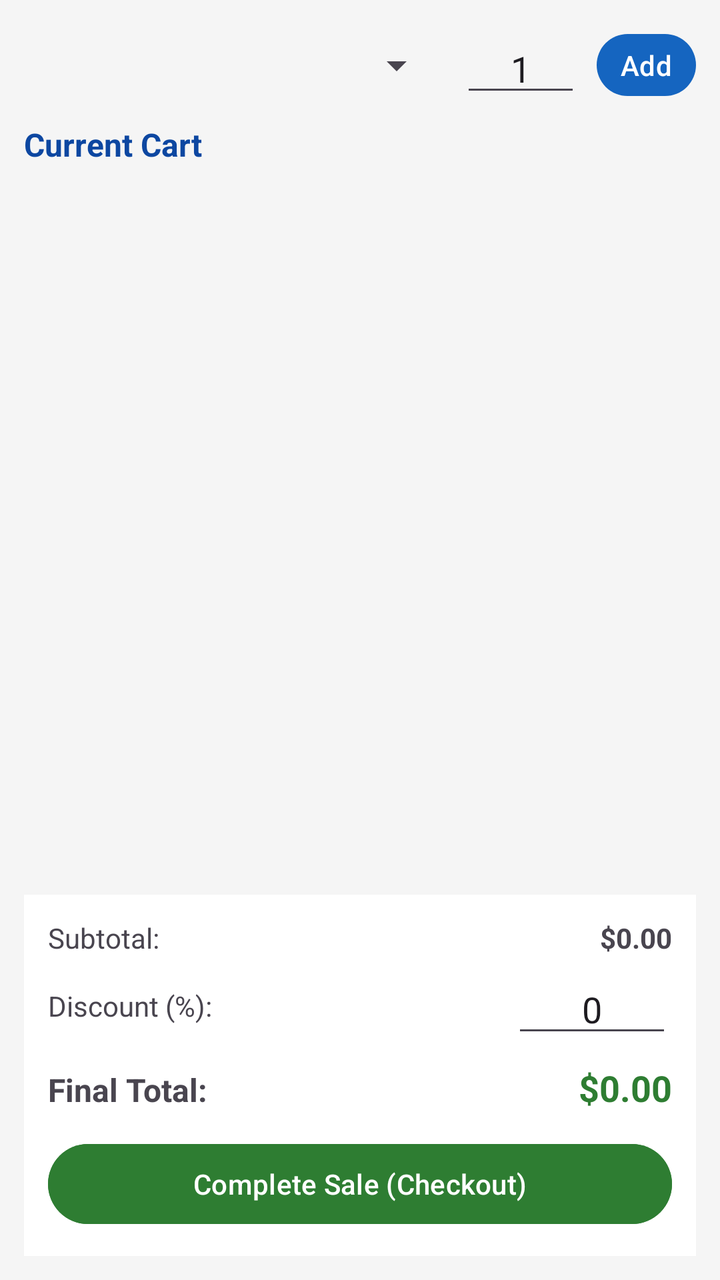
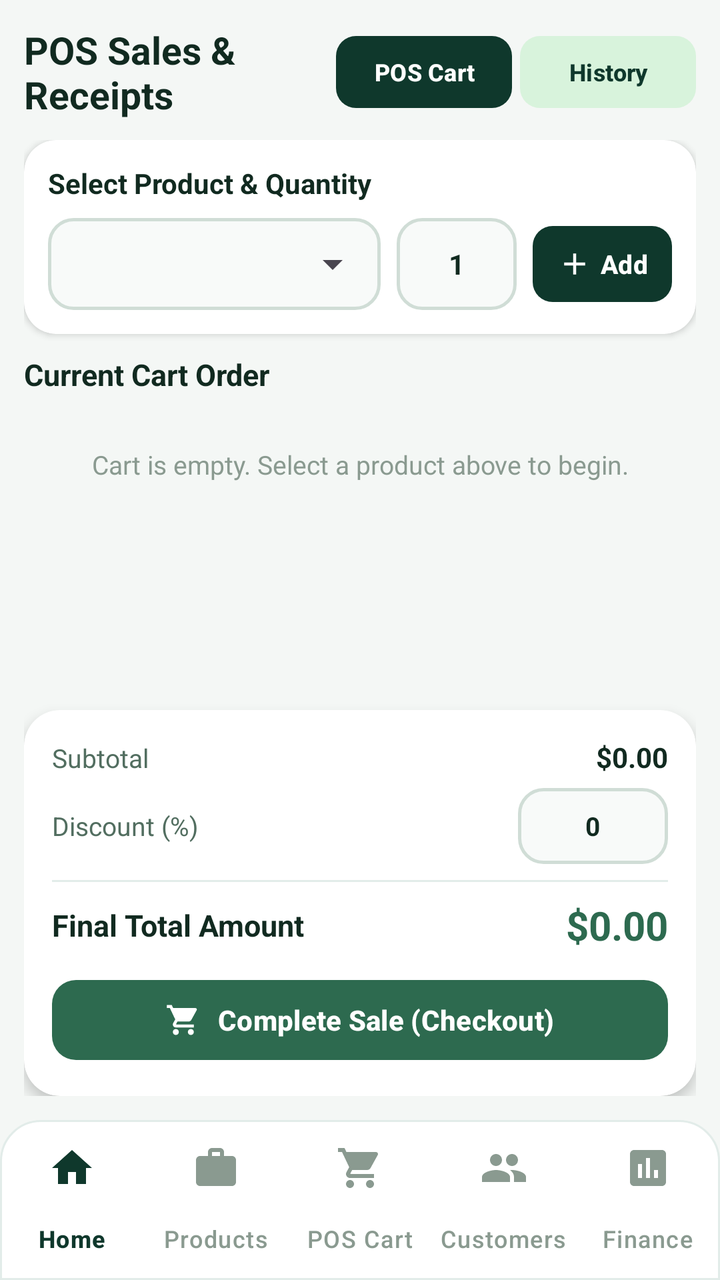

Two renders of the same Android screen: before a commit and after it. Below are the layout's source before the change and the commit's diff.
<!-- AndroidManifest.xml: application theme Theme.SmartShopManager -->
<!-- res/layout/activity_sales.xml -->
<?xml version="1.0" encoding="utf-8"?>
<LinearLayout xmlns:android="http://schemas.android.com/apk/res/android"
    android:layout_width="match_parent"
    android:layout_height="match_parent"
    android:orientation="vertical"
    android:padding="12dp"
    android:background="@color/background">

    
    <LinearLayout
        android:layout_width="match_parent"
        android:layout_height="wrap_content"
        android:orientation="horizontal"
        android:layout_marginBottom="8dp"
        android:gravity="center_vertical">

        <Spinner
            android:id="@+id/spinnerSalesProducts"
            android:layout_width="0dp"
            android:layout_height="wrap_content"
            android:layout_weight="1" />

        <EditText
            android:id="@+id/etSalesQty"
            android:layout_width="60dp"
            android:layout_height="wrap_content"
            android:hint="Qty"
            android:inputType="number"
            android:text="1"
            android:gravity="center"
            android:layout_marginStart="8dp"
            android:layout_marginEnd="8dp" />

        <Button
            android:id="@+id/btnAddToCart"
            android:layout_width="wrap_content"
            android:layout_height="wrap_content"
            android:text="Add"
            android:minHeight="0dp"
            android:minWidth="0dp"
            android:paddingHorizontal="12dp" />

    </LinearLayout>

    <TextView
        android:layout_width="match_parent"
        android:layout_height="wrap_content"
        android:text="Current Cart"
        android:textSize="16sp"
        android:textStyle="bold"
        android:textColor="@color/primary_dark"
        android:layout_marginBottom="4dp" />

    
    <androidx.recyclerview.widget.RecyclerView
        android:id="@+id/recyclerViewCart"
        android:layout_width="match_parent"
        android:layout_height="0dp"
        android:layout_weight="1"
        android:layout_marginBottom="8dp" />

    
    <LinearLayout
        android:layout_width="match_parent"
        android:layout_height="wrap_content"
        android:orientation="vertical"
        android:background="@color/card_background"
        android:padding="12dp">

        <LinearLayout
            android:layout_width="match_parent"
            android:layout_height="wrap_content"
            android:orientation="horizontal">

            <TextView
                android:layout_width="0dp"
                android:layout_height="wrap_content"
                android:layout_weight="1"
                android:text="Subtotal:" />

            <TextView
                android:id="@+id/tvSubtotal"
                android:layout_width="wrap_content"
                android:layout_height="wrap_content"
                android:text="$0.00"
                android:textStyle="bold" />
        </LinearLayout>

        <LinearLayout
            android:layout_width="match_parent"
            android:layout_height="wrap_content"
            android:orientation="horizontal"
            android:layout_marginTop="4dp"
            android:gravity="center_vertical">

            <TextView
                android:layout_width="0dp"
                android:layout_height="wrap_content"
                android:layout_weight="1"
                android:text="Discount (%):" />

            <EditText
                android:id="@+id/etDiscount"
                android:layout_width="80dp"
                android:layout_height="wrap_content"
                android:hint="0"
                android:inputType="numberDecimal"
                android:text="0"
                android:gravity="center" />
        </LinearLayout>

        <LinearLayout
            android:layout_width="match_parent"
            android:layout_height="wrap_content"
            android:orientation="horizontal"
            android:layout_marginTop="8dp">

            <TextView
                android:layout_width="0dp"
                android:layout_height="wrap_content"
                android:layout_weight="1"
                android:text="Final Total:"
                android:textSize="16sp"
                android:textStyle="bold" />

            <TextView
                android:id="@+id/tvFinalTotal"
                android:layout_width="wrap_content"
                android:layout_height="wrap_content"
                android:text="$0.00"
                android:textColor="@color/success"
                android:textSize="18sp"
                android:textStyle="bold" />
        </LinearLayout>

        <Button
            android:id="@+id/btnCheckout"
            android:layout_width="match_parent"
            android:layout_height="wrap_content"
            android:text="Complete Sale (Checkout)"
            android:backgroundTint="@color/success"
            android:layout_marginTop="12dp" />

    </LinearLayout>

</LinearLayout>
<!-- resources referenced by this layout -->
<resources>
  <color name="background">#F5F5F5</color>
  <color name="primary_dark">#0D47A1</color>
  <color name="success">#2E7D32</color>
  <style name="Theme.SmartShopManager" parent="Theme.Material3.DayNight.NoActionBar">
          <item name="colorPrimary">@color/primary</item>
          <item name="colorPrimaryDark">@color/primary_dark</item>
          <item name="colorSecondary">@color/accent</item>
          <item name="android:windowBackground">@color/background</item>
      </style>
  <color name="primary">#1565C0</color>
  <color name="accent">#FF6F00</color>
  <!-- unchanged entries left out for length: 1 -->
</resources>

<!-- the commit's change to res/layout/activity_sales.xml (unified diff, before → after) -->
@@ -1,146 +1,368 @@
 <?xml version="1.0" encoding="utf-8"?>
 <LinearLayout xmlns:android="http://schemas.android.com/apk/res/android"
+    xmlns:app="http://schemas.android.com/apk/res-auto"
     android:layout_width="match_parent"
     android:layout_height="match_parent"
-    android:orientation="vertical"
-    android:padding="12dp"
-    android:background="@color/background">
-
-    
+    android:background="@color/background"
+    android:orientation="vertical">
+
     <LinearLayout
-        android:layout_width="match_parent"
-        android:layout_height="wrap_content"
-        android:orientation="horizontal"
-        android:layout_marginBottom="8dp"
-        android:gravity="center_vertical">
-
-        <Spinner
-            android:id="@+id/spinnerSalesProducts"
-            android:layout_width="0dp"
-            android:layout_height="wrap_content"
-            android:layout_weight="1" />
-
-        <EditText
-            android:id="@+id/etSalesQty"
-            android:layout_width="60dp"
-            android:layout_height="wrap_content"
-            android:hint="Qty"
-            android:inputType="number"
-            android:text="1"
-            android:gravity="center"
-            android:layout_marginStart="8dp"
-            android:layout_marginEnd="8dp" />
-
-        <Button
-            android:id="@+id/btnAddToCart"
-            android:layout_width="wrap_content"
-            android:layout_height="wrap_content"
-            android:text="Add"
-            android:minHeight="0dp"
-            android:minWidth="0dp"
-            android:paddingHorizontal="12dp" />
-
-    </LinearLayout>
-
-    <TextView
-        android:layout_width="match_parent"
-        android:layout_height="wrap_content"
-        android:text="Current Cart"
-        android:textSize="16sp"
-        android:textStyle="bold"
-        android:textColor="@color/primary_dark"
-        android:layout_marginBottom="4dp" />
-
-    
-    <androidx.recyclerview.widget.RecyclerView
-        android:id="@+id/recyclerViewCart"
         android:layout_width="match_parent"
         android:layout_height="0dp"
         android:layout_weight="1"
-        android:layout_marginBottom="8dp" />
-
-    
-    <LinearLayout
-        android:layout_width="match_parent"
-        android:layout_height="wrap_content"
         android:orientation="vertical"
-        android:background="@color/card_background"
         android:padding="12dp">
 
+        
         <LinearLayout
             android:layout_width="match_parent"
             android:layout_height="wrap_content"
+            android:layout_marginBottom="10dp"
+            android:gravity="center_vertical"
             android:orientation="horizontal">
 
             <TextView
                 android:layout_width="0dp"
                 android:layout_height="wrap_content"
                 android:layout_weight="1"
-                android:text="Subtotal:" />
+                android:text="POS Sales &amp; Receipts"
+                android:textColor="@color/text_primary"
+                android:textSize="19sp"
+                android:textStyle="bold" />
+
+            <com.google.android.material.button.MaterialButton
+                android:id="@+id/btnModeCart"
+                android:layout_width="wrap_content"
+                android:layout_height="36dp"
+                android:layout_marginEnd="4dp"
+                android:insetTop="0dp"
+                android:insetBottom="0dp"
+                android:minHeight="0dp"
+                android:paddingHorizontal="12dp"
+                android:text="POS Cart"
+                android:textSize="12sp"
+                android:textStyle="bold"
+                app:backgroundTint="@color/primary"
+                app:cornerRadius="10dp" />
+
+            <com.google.android.material.button.MaterialButton
+                android:id="@+id/btnModeHistory"
+                android:layout_width="wrap_content"
+                android:layout_height="36dp"
+                android:insetTop="0dp"
+                android:insetBottom="0dp"
+                android:minHeight="0dp"
+                android:paddingHorizontal="12dp"
+                android:text="History"
+                android:textColor="@color/primary"
+                android:textSize="12sp"
+                android:textStyle="bold"
+                app:backgroundTint="@color/mint_badge"
+                app:cornerRadius="10dp" />
+        </LinearLayout>
+
+        
+        <LinearLayout
+            android:id="@+id/layoutPosContainer"
+            android:layout_width="match_parent"
+            android:layout_height="0dp"
+            android:layout_weight="1"
+            android:orientation="vertical">
+
+            
+            <androidx.cardview.widget.CardView
+                android:layout_width="match_parent"
+                android:layout_height="wrap_content"
+                android:layout_marginBottom="10dp"
+                app:cardBackgroundColor="@color/card_background"
+                app:cardCornerRadius="16dp"
+                app:cardElevation="2dp">
+
+                <LinearLayout
+                    android:layout_width="match_parent"
+                    android:layout_height="wrap_content"
+                    android:orientation="vertical"
+                    android:padding="12dp">
+
+                    <TextView
+                        android:layout_width="wrap_content"
+                        android:layout_height="wrap_content"
+                        android:layout_marginBottom="8dp"
+                        android:text="Select Product &amp; Quantity"
+                        android:textColor="@color/text_primary"
+                        android:textSize="14sp"
+                        android:textStyle="bold" />
+
+                    <LinearLayout
+                        android:layout_width="match_parent"
+                        android:layout_height="wrap_content"
+                        android:gravity="center_vertical"
+                        android:orientation="horizontal">
+
+                        <FrameLayout
+                            android:layout_width="0dp"
+                            android:layout_height="46dp"
+                            android:layout_weight="1"
+                            android:background="@drawable/edit_text_bg">
+
+                            <Spinner
+                                android:id="@+id/spinnerSalesProducts"
+                                android:layout_width="match_parent"
+                                android:layout_height="match_parent"
+                                android:paddingHorizontal="8dp" />
+                        </FrameLayout>
+
+                        <EditText
+                            android:id="@+id/etSalesQty"
+                            android:layout_width="60dp"
+                            android:layout_height="46dp"
+                            android:layout_marginStart="8dp"
+                            android:layout_marginEnd="8dp"
+                            android:background="@drawable/edit_text_bg"
+                            android:gravity="center"
+                            android:hint="Qty"
+                            android:inputType="number"
+                            android:text="1"
+                            android:textColor="@color/text_primary"
+                            android:textSize="14sp"
+                            android:textStyle="bold" />
+
+                        <com.google.android.material.button.MaterialButton
+                            android:id="@+id/btnAddToCart"
+                            android:layout_width="wrap_content"
+                            android:layout_height="46dp"
+                            android:minWidth="58dp"
+                            android:minHeight="0dp"
+                            android:paddingHorizontal="12dp"
+                            android:text="Add"
+                            android:textSize="13sp"
+                            android:textStyle="bold"
+                            app:backgroundTint="@color/primary"
+                            app:cornerRadius="10dp"
+                            app:icon="@drawable/ic_add"
+                            app:iconGravity="textStart"
+                            app:iconPadding="4dp"
+                            app:iconTint="@color/white" />
+                    </LinearLayout>
+                </LinearLayout>
+            </androidx.cardview.widget.CardView>
 
             <TextView
-                android:id="@+id/tvSubtotal"
-                android:layout_width="wrap_content"
-                android:layout_height="wrap_content"
-                android:text="$0.00"
+                android:layout_width="match_parent"
+                android:layout_height="wrap_content"
+                android:layout_marginBottom="6dp"
+                android:text="Current Cart Order"
+                android:textColor="@color/text_primary"
+                android:textSize="15sp"
                 android:textStyle="bold" />
+
+            <TextView
+                android:id="@+id/tvEmptyCart"
+                android:layout_width="match_parent"
+                android:layout_height="wrap_content"
+                android:gravity="center"
+                android:padding="20dp"
+                android:text="Cart is empty. Select a product above to begin."
+                android:textColor="@color/text_muted"
+                android:textSize="13sp" />
+
+            <androidx.recyclerview.widget.RecyclerView
+                android:id="@+id/recyclerViewCart"
+                android:layout_width="match_parent"
+                android:layout_height="0dp"
+                android:layout_marginBottom="8dp"
+                android:layout_weight="1"
+                android:clipToPadding="false"
+                android:paddingBottom="4dp" />
+
+            
+            <androidx.cardview.widget.CardView
+                android:layout_width="match_parent"
+                android:layout_height="wrap_content"
+                app:cardBackgroundColor="@color/card_background"
+                app:cardCornerRadius="18dp"
+                app:cardElevation="4dp">
+
+                <LinearLayout
+                    android:layout_width="match_parent"
+                    android:layout_height="wrap_content"
+                    android:orientation="vertical"
+                    android:padding="14dp">
+
+                    <LinearLayout
+                        android:layout_width="match_parent"
+                        android:layout_height="wrap_content"
+                        android:orientation="horizontal">
+
+                        <TextView
+                            android:layout_width="0dp"
+                            android:layout_height="wrap_content"
+                            android:layout_weight="1"
+                            android:text="Subtotal"
+                            android:textColor="@color/text_secondary"
+                            android:textSize="13sp" />
+
+                        <TextView
+                            android:id="@+id/tvSubtotal"
+                            android:layout_width="wrap_content"
+                            android:layout_height="wrap_content"
+                            android:text="$0.00"
+                            android:textColor="@color/text_primary"
+                            android:textSize="14sp"
+                            android:textStyle="bold" />
+                    </LinearLayout>
+
+                    <LinearLayout
+                        android:layout_width="match_parent"
+                        android:layout_height="wrap_content"
+                        android:layout_marginTop="6dp"
+                        android:gravity="center_vertical"
+                        android:orientation="horizontal">
+
+                        <TextView
+                            android:layout_width="0dp"
+                            android:layout_height="wrap_content"
+                            android:layout_weight="1"
+                            android:text="Discount (%)"
+                            android:textColor="@color/text_secondary"
+                            android:textSize="13sp" />
+
+                        <EditText
+                            android:id="@+id/etDiscount"
+                            android:layout_width="75dp"
+                            android:layout_height="38dp"
+                            android:background="@drawable/edit_text_bg"
+                            android:gravity="center"
+                            android:hint="0"
+                            android:inputType="numberDecimal"
+                            android:text="0"
+                            android:textColor="@color/text_primary"
+                            android:textSize="13sp"
+                            android:textStyle="bold" />
+                    </LinearLayout>
+
+                    <View
+                        android:layout_width="match_parent"
+                        android:layout_height="1dp"
+                        android:layout_marginVertical="8dp"
+                        android:background="#E2ECE9" />
+
+                    <LinearLayout
+                        android:layout_width="match_parent"
+                        android:layout_height="wrap_content"
+                        android:gravity="center_vertical"
+                        android:orientation="horizontal">
+
+                        <TextView
+                            android:layout_width="0dp"
+                            android:layout_height="wrap_content"
+                            android:layout_weight="1"
+                            android:text="Final Total Amount"
+                            android:textColor="@color/text_primary"
+                            android:textSize="15sp"
+                            android:textStyle="bold" />
+
+                        <TextView
+                            android:id="@+id/tvFinalTotal"
+                            android:layout_width="wrap_content"
+                            android:layout_height="wrap_content"
+                            android:text="$0.00"
+                            android:textColor="@color/success"
+                            android:textSize="20sp"
+                            android:textStyle="bold" />
+                    </LinearLayout>
+
+                    <com.google.android.material.button.MaterialButton
+                        android:id="@+id/btnCheckout"
+                        android:layout_width="match_parent"
+                        android:layout_height="48dp"
+                        android:layout_marginTop="10dp"
+                        android:text="Complete Sale (Checkout)"
+                        android:textSize="14sp"
+                        android:textStyle="bold"
+                        app:backgroundTint="@color/success"
+                        app:cornerRadius="12dp"
+                        app:icon="@drawable/ic_cart"
+                        app:iconGravity="textStart"
+                        app:iconPadding="8dp"
+                        app:iconTint="@color/white" />
+                </LinearLayout>
+            </androidx.cardview.widget.CardView>
         </LinearLayout>
 
+        
         <LinearLayout
+            android:id="@+id/layoutSalesHistoryContainer"
             android:layout_width="match_parent"
-            android:layout_height="wrap_content"
-            android:orientation="horizontal"
-            android:layout_marginTop="4dp"
-            android:gravity="center_vertical">
+            android:layout_height="0dp"
+            android:layout_weight="1"
+            android:orientation="vertical"
+            android:visibility="gone">
+
+            <RelativeLayout
+                android:layout_width="match_parent"
+                android:layout_height="46dp"
+                android:layout_marginBottom="10dp">
+
+                <EditText
+                    android:id="@+id/etSearchSalesHistory"
+                    android:layout_width="match_parent"
+                    android:layout_height="match_parent"
+                    android:background="@drawable/search_bar_bg"
+                    android:hint="Search by receipt #, customer, or cashier..."
+                    android:inputType="text"
+                    android:paddingStart="42dp"
+                    android:paddingEnd="16dp"
+                    android:textColor="@color/text_primary"
+                    android:textColorHint="@color/text_muted"
+                    android:textSize="14sp" />
+
+                <ImageView
+                    android:layout_width="20dp"
+                    android:layout_height="20dp"
+                    android:layout_alignParentStart="true"
+                    android:layout_centerVertical="true"
+                    android:layout_marginStart="14dp"
+                    android:contentDescription="Search"
+                    android:src="@drawable/ic_search" />
+            </RelativeLayout>
 
             <TextView
-                android:layout_width="0dp"
-                android:layout_height="wrap_content"
+                android:id="@+id/tvEmptySalesHistory"
+                android:layout_width="match_parent"
+                android:layout_height="wrap_content"
+                android:gravity="center"
+                android:padding="24dp"
+                android:text="No sales recorded yet."
+                android:textColor="@color/text_muted"
+                android:textSize="14sp"
+                android:visibility="gone" />
+
+            <androidx.recyclerview.widget.RecyclerView
+                android:id="@+id/recyclerViewPosSalesHistory"
+                android:layout_width="match_parent"
+                android:layout_height="0dp"
                 android:layout_weight="1"
-                android:text="Discount (%):" />
-
-            <EditText
-                android:id="@+id/etDiscount"
-                android:layout_width="80dp"
-                android:layout_height="wrap_content"
-                android:hint="0"
-                android:inputType="numberDecimal"
-                android:text="0"
-                android:gravity="center" />
+                android:clipToPadding="false"
+                android:paddingBottom="8dp" />
         </LinearLayout>
 
-        <LinearLayout
-            android:layout_width="match_parent"
-            android:layout_height="wrap_content"
-            android:orientation="horizontal"
-            android:layout_marginTop="8dp">
-
-            <TextView
-                android:layout_width="0dp"
-                android:layout_height="wrap_content"
-                android:layout_weight="1"
-                android:text="Final Total:"
-                android:textSize="16sp"
-                android:textStyle="bold" />
-
-            <TextView
-                android:id="@+id/tvFinalTotal"
-                android:layout_width="wrap_content"
-                android:layout_height="wrap_content"
-                android:text="$0.00"
-                android:textColor="@color/success"
-                android:textSize="18sp"
-                android:textStyle="bold" />
-        </LinearLayout>
-
-        <Button
-            android:id="@+id/btnCheckout"
-            android:layout_width="match_parent"
-            android:layout_height="wrap_content"
-            android:text="Complete Sale (Checkout)"
-            android:backgroundTint="@color/success"
-            android:layout_marginTop="12dp" />
-
     </LinearLayout>
 
+    <include layout="@layout/layout_bottom_nav" />
+
 </LinearLayout>
+<!-- res/layout/layout_bottom_nav.xml (included above) -->
+<?xml version="1.0" encoding="utf-8"?>
+<com.google.android.material.bottomnavigation.BottomNavigationView xmlns:android="http://schemas.android.com/apk/res/android"
+    xmlns:app="http://schemas.android.com/apk/res-auto"
+    android:id="@+id/bottomNavigation"
+    android:layout_width="match_parent"
+    android:layout_height="wrap_content"
+    android:background="@drawable/bottom_nav_bg"
+    android:elevation="8dp"
+    app:itemActiveIndicatorStyle="@null"
+    app:itemIconTint="@color/bottom_nav_color_state"
+    app:itemTextColor="@color/bottom_nav_color_state"
+    app:labelVisibilityMode="labeled"
+    app:menu="@menu/bottom_nav_menu" />
<!-- resource entries referenced after the edit -->
@@ -1,16 +1,97 @@
 <!-- resources referenced by this layout -->
 <resources>
-  <color name="background">#F5F5F5</color>
-  <color name="primary_dark">#0D47A1</color>
-  <color name="success">#2E7D32</color>
+  <color name="background">#F4F7F5</color>
+  <color name="mint_badge">#D8F3DC</color>
+  <color name="primary_dark">#08271E</color>
+  <color name="success">#2D6A4F</color>
+  <color name="text_muted">#8A9A90</color>
+  <color name="text_primary">#112A20</color>
+  <color name="text_secondary">#526E60</color>
+  <color name="white">#FFFFFF</color>
+  <!-- drawable bottom_nav_bg (drawable) -->
+  <?xml version="1.0" encoding="utf-8"?>
+  <shape xmlns:android="http://schemas.android.com/apk/res/android"
+      android:shape="rectangle">
+      <solid android:color="@color/card_background" />
+      <corners
+          android:topLeftRadius="20dp"
+          android:topRightRadius="20dp" />
+      <stroke android:width="1dp" android:color="#E2ECE9" />
+  </shape>
+  <!-- drawable edit_text_bg (drawable) -->
+  <?xml version="1.0" encoding="utf-8"?>
+  <shape xmlns:android="http://schemas.android.com/apk/res/android"
+      android:shape="rectangle">
+      <solid android:color="@color/input_background" />
+      <stroke android:width="1.5dp" android:color="#D0DDD6" />
+      <corners android:radius="12dp" />
+  </shape>
+  <!-- drawable ic_add (drawable) -->
+  <vector xmlns:android="http://schemas.android.com/apk/res/android"
+      android:width="24dp"
+      android:height="24dp"
+      android:viewportWidth="24"
+      android:viewportHeight="24">
+    <path
+        android:fillColor="#FFFFFFFF"
+        android:pathData="M19,13h-6v6h-2v-6H5v-2h6V5h2v6h6v2z"/>
+  </vector>
+  <!-- drawable ic_cart (drawable) -->
+  <vector xmlns:android="http://schemas.android.com/apk/res/android"
+      android:width="24dp"
+      android:height="24dp"
+      android:viewportWidth="24"
+      android:viewportHeight="24">
+    <path
+        android:fillColor="#FFFFFFFF"
+        android:pathData="M7,18c-1.1,0 -1.99,0.9 -1.99,2S5.9,22 7,22s2,-0.9 2,-2 -0.9,-2 -2,-2zm10,0c-1.1,0 -1.99,0.9 -1.99,2s0.89,2 1.99,2 2,-0.9 2,-2 -0.9,-2 -2,-2zm-9.83,-3.25l0.03,-0.12 0.9,-1.63h7.45c0.75,0 1.41,-0.41 1.75,-1.03l3.58,-6.49c0.08,-0.14 0.12,-0.31 0.12,-0.48 0,-0.55 -0.45,-1 -1,-1H5.21l-0.94,-2H1v2h2l3.6,7.59 -1.35,2.45c-0.16,0.28 -0.25,0.61 -0.25,0.96 0,1.1 0.9,2 2,2h12v-2H7.42c-0.13,0 -0.25,-0.11 -0.25,-0.25z"/>
+  </vector>
+  <!-- drawable ic_search (drawable) -->
+  <vector xmlns:android="http://schemas.android.com/apk/res/android"
+      android:width="24dp"
+      android:height="24dp"
+      android:viewportWidth="24"
+      android:viewportHeight="24">
+    <path
+        android:fillColor="#FF526E60"
+        android:pathData="M15.5,14h-0.79l-0.28,-0.27C15.41,12.59 16,11.11 16,9.5 16,5.91 13.09,3 9.5,3S3,5.91 3,9.5 5.91,16 9.5,16c1.61,0 3.09,-0.59 4.23,-1.57l0.27,0.28v0.79l5,4.99L20.49,19l-4.99,-5zm-6,0C7.01,14 5,11.99 5,9.5S7.01,5 9.5,5 14,7.01 14,9.5 11.99,14 9.5,14z"/>
+  </vector>
+  <!-- drawable search_bar_bg (drawable) -->
+  <?xml version="1.0" encoding="utf-8"?>
+  <shape xmlns:android="http://schemas.android.com/apk/res/android"
+      android:shape="rectangle">
+      <solid android:color="#EAEFEF" />
+      <stroke android:width="1dp" android:color="#D0DDD6" />
+      <corners android:radius="24dp" />
+  </shape>
   <style name="Theme.SmartShopManager" parent="Theme.Material3.DayNight.NoActionBar">
           <item name="colorPrimary">@color/primary</item>
           <item name="colorPrimaryDark">@color/primary_dark</item>
           <item name="colorSecondary">@color/accent</item>
           <item name="android:windowBackground">@color/background</item>
+          <item name="colorSurface">@color/card_background</item>
+  
+          
+          <item name="alertDialogTheme">@style/RoundedAlertDialogTheme</item>
+          <item name="materialAlertDialogTheme">@style/RoundedAlertDialogTheme</item>
       </style>
-  <color name="primary">#1565C0</color>
-  <color name="accent">#FF6F00</color>
+  <color name="input_background">#F8FAF9</color>
+  <color name="primary">#0F382C</color>
+  <color name="accent">#40916C</color>
+  <style name="RoundedAlertDialogTheme" parent="ThemeOverlay.Material3.MaterialAlertDialog">
+          <item name="shapeAppearanceOverlay">@style/ShapeAppearance.App.MediumComponent</item>
+          <item name="android:background">@drawable/dialog_bg</item>
+      </style>
+  <style name="ShapeAppearance.App.MediumComponent" parent="ShapeAppearance.Material3.MediumComponent">
+          <item name="cornerSize">20dp</item>
+      </style>
+  <!-- drawable dialog_bg (drawable) -->
+  <?xml version="1.0" encoding="utf-8"?>
+  <shape xmlns:android="http://schemas.android.com/apk/res/android"
+      android:shape="rectangle">
+      <solid android:color="@color/card_background" />
+      <corners android:radius="20dp" />
+  </shape>
   <!-- unchanged entries left out for length: 1 -->
 </resources>
 
